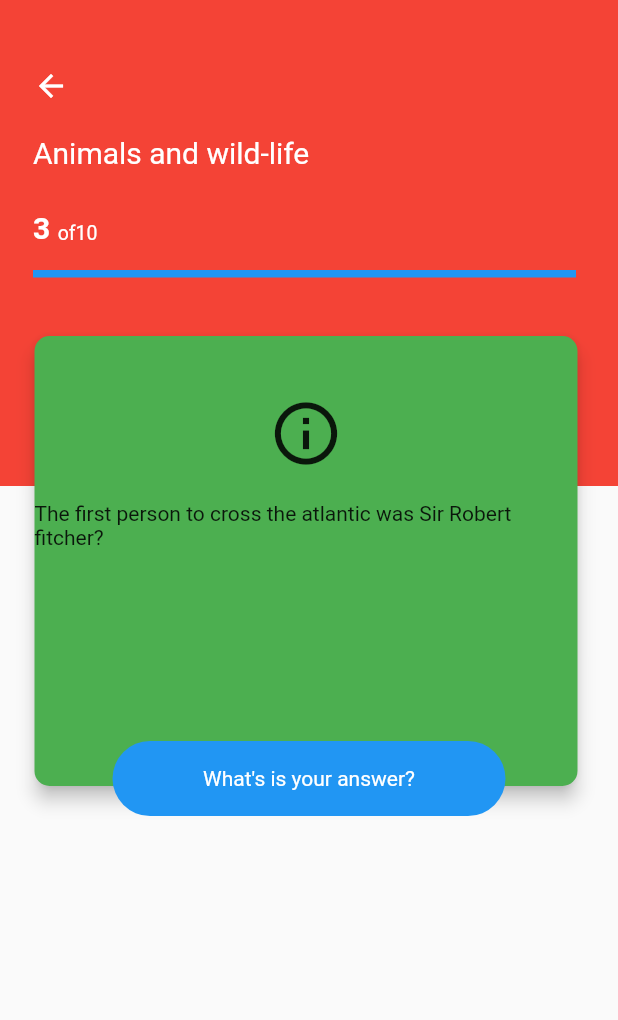
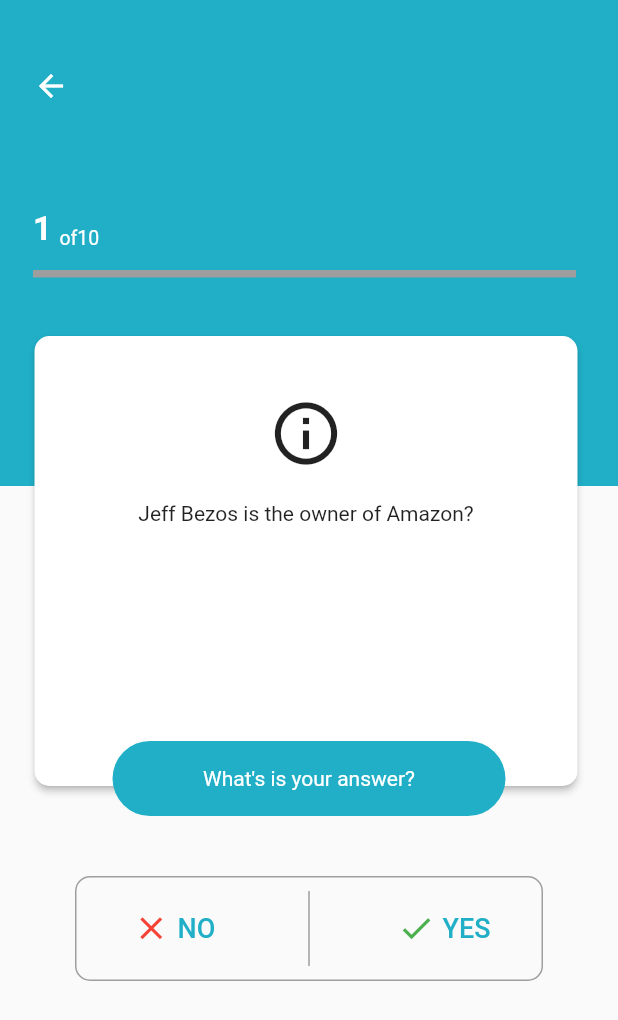
Before and after one commit to timilehinjegede/tour-de-quiz, a Flutter app: the TakeQuizDemo screen opened by its route, on a phone screen of 412 x 824 dp. Shown: the top 1020 px of the screen. Run offline on Flutter 3.47's test engine with Material 2 defaults, Android fonts, the phone set to English and light mode, and no system bars; our stand-ins replace flutter_svg.

Commit message:
Reasonable Commit

```diff
--- a/lib/screens/takequiz.dart
+++ b/lib/screens/takequiz.dart
@@ -1,4 +1,5 @@
 import 'package:flutter/material.dart';
+import 'package:tourdequiz/main.dart';
 
 class TakeQuizDemo extends StatefulWidget {
   @override
@@ -6,6 +7,9 @@
 }
 
 class _TakeQuizDemoState extends State<TakeQuizDemo> {
+
+  final text = '';
+  var questionNumber = 1;
 
   @override
   Widget build(BuildContext context) {
@@ -17,7 +21,7 @@
           children: <Widget>[
             Container(
               height: MediaQuery.of(context).size.height - 500,
-              color: Colors.red,
+              color: Color.fromRGBO(32, 175, 199, 1),
             ),
             Positioned(
               child: Container(
@@ -25,9 +29,10 @@
                 width: MediaQuery.of(context).size.width - 50,
                 child: Material(
                   borderRadius: BorderRadius.circular(10),
-                  elevation: 5,
-                  color: Colors.green,
+                  elevation: 2,
+                  color: Colors.white,
                   child: Column(
+                    crossAxisAlignment: CrossAxisAlignment.center,
                     children: <Widget>[
                       SizedBox(
                         height: 40,
@@ -39,8 +44,7 @@
                       SizedBox(
                         height: 20,
                       ),
-                      Text(
-                          'The first person to cross the atlantic was Sir Robert fitcher?')
+                      Text('Jeff Bezos is the owner of Amazon?')
                     ],
                   ),
                 ),
@@ -53,7 +57,7 @@
                 height: 50,
                 width: MediaQuery.of(context).size.width - 150,
                 decoration: BoxDecoration(
-                    color: Colors.blue,
+                    color: Color.fromRGBO(32, 175, 199, 1),
                     borderRadius: BorderRadius.circular(
                         (MediaQuery.of(context).size.width - 200) / 2)),
                 child: Center(
@@ -79,7 +83,7 @@
                   Icons.arrow_back,
                   color: Colors.white,
                 ),
-                onTap: (){
+                onTap: () {
                   Navigator.pop(context);
                 },
               ),
@@ -89,13 +93,14 @@
             Positioned(
               child: GestureDetector(
                 child: Text(
-                  'Animals and wild-life',
+                  text,
                   style: TextStyle(
                     color: Colors.white,
                     fontSize: 20,
+                    fontWeight: FontWeight.w700,
                   ),
                 ),
-                onTap: (){
+                onTap: () {
                   Navigator.pop(context);
                 },
               ),
@@ -107,20 +112,20 @@
                 crossAxisAlignment: CrossAxisAlignment.end,
                 children: <Widget>[
                   Text(
-                    '3',
+                    questionNumber.toString(),
                     style: TextStyle(
-                      color: Colors.white,
-                      fontSize: 20,
-                      fontWeight: FontWeight.bold
-                    ),
+                        color: Colors.white,
+                        fontSize: 22,
+                        fontWeight: FontWeight.bold),
                   ),
-                  SizedBox(width: 5,),
+                  SizedBox(
+                    width: 5,
+                  ),
                   Text(
                     'of',
                     style: TextStyle(
                       color: Colors.white,
                       fontSize: 13,
-
                     ),
                   ),
                   Text(
@@ -128,7 +133,6 @@
                     style: TextStyle(
                       color: Colors.white,
                       fontSize: 13,
-
                     ),
                   ),
                 ],
@@ -140,10 +144,100 @@
               child: Container(
                 width: MediaQuery.of(context).size.width - 50,
                 height: 5,
-                color: Colors.blue,
+                color: Colors.grey,
               ),
               top: 180,
               left: 22,
+            ),
+            Positioned(
+              top: MediaQuery.of(context).size.height - 240,
+              left: 50,
+              child: Container(
+                height: 70,
+                width: MediaQuery.of(context).size.width - 100,
+                decoration: BoxDecoration(
+                  borderRadius: BorderRadius.circular(10),
+                  border: Border.all(color: Colors.grey, width: 1.0),
+                ),
+                child: Row(
+                  mainAxisAlignment: MainAxisAlignment.spaceBetween,
+                  children: <Widget>[
+                    GestureDetector(
+                      onTap: () {
+                        setState(() {
+                          if(questionNumber!=10){
+                            questionNumber++;
+                          }
+                        });
+                      },
+                      child: Container(
+                        height: 50,
+                        width: 130,
+                        child: Row(
+                          mainAxisAlignment: MainAxisAlignment.center,
+                          children: <Widget>[
+                            Icon(
+                              Icons.close,
+                              color: Colors.red,
+                              size: 25,
+                            ),
+                            SizedBox(
+                              width: 5,
+                            ),
+                            Text(
+                              'NO',
+                              style: TextStyle(
+                                color: Color.fromRGBO(32, 175, 199, 1),
+                                fontWeight: FontWeight.w500,
+                                fontSize: 18,
+                              ),
+                            )
+                          ],
+                        ),
+                      ),
+                    ),
+                    Container(
+                      height: 50,
+                      width: 1,
+                      color: Colors.grey,
+                    ),
+                    GestureDetector(
+                      onTap: () {
+                        setState(() {
+                          if(questionNumber!=10){
+                            questionNumber++;
+                          }
+                        });
+                      },
+                      child: Container(
+                        height: 50,
+                        width: 130,
+                        child: Row(
+                          mainAxisAlignment: MainAxisAlignment.center,
+                          children: <Widget>[
+                            Icon(
+                              Icons.check,
+                              color: Colors.green,
+                              size: 25,
+                            ),
+                            SizedBox(
+                              width: 5,
+                            ),
+                            Text(
+                              'YES',
+                              style: TextStyle(
+                                color: Color.fromRGBO(32, 175, 199, 1),
+                                fontWeight: FontWeight.w500,
+                                fontSize: 18,
+                              ),
+                            )
+                          ],
+                        ),
+                      ),
+                    ),
+                  ],
+                ),
+              ),
             ),
           ],
         ),
```
Also changed, not shown: lib/components/topscore.dart (added, +80 -0 lines), lib/screens/home.dart (+49 -56 lines), lib/views/topscore.dart (deleted, +0 -22 lines).
